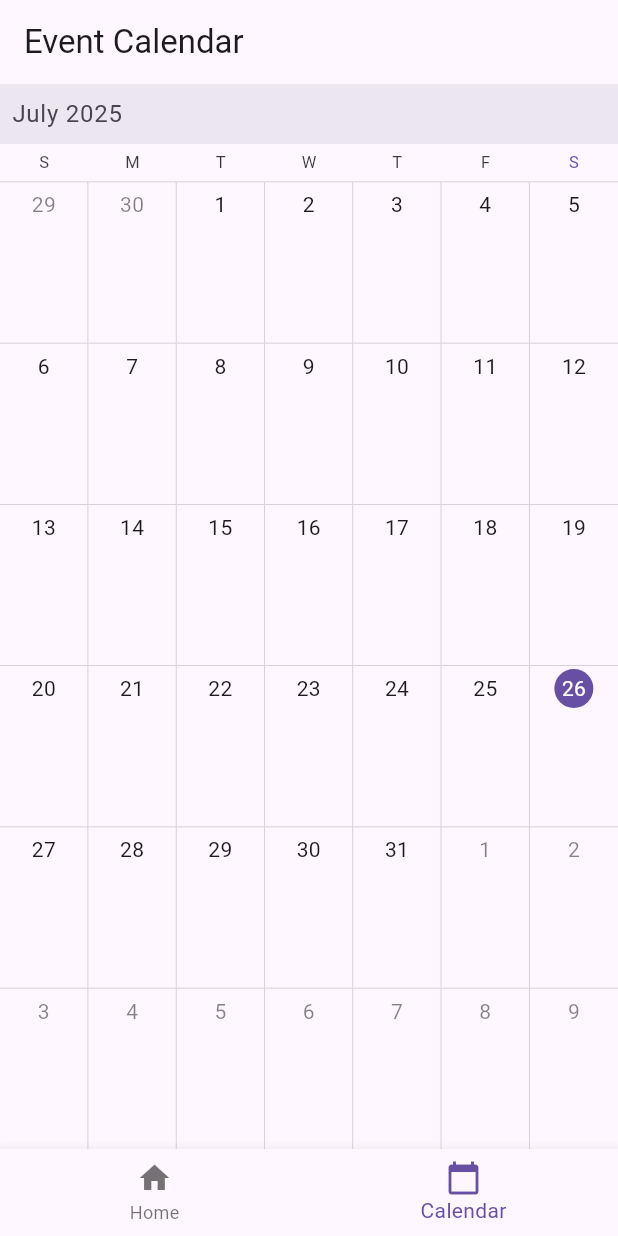
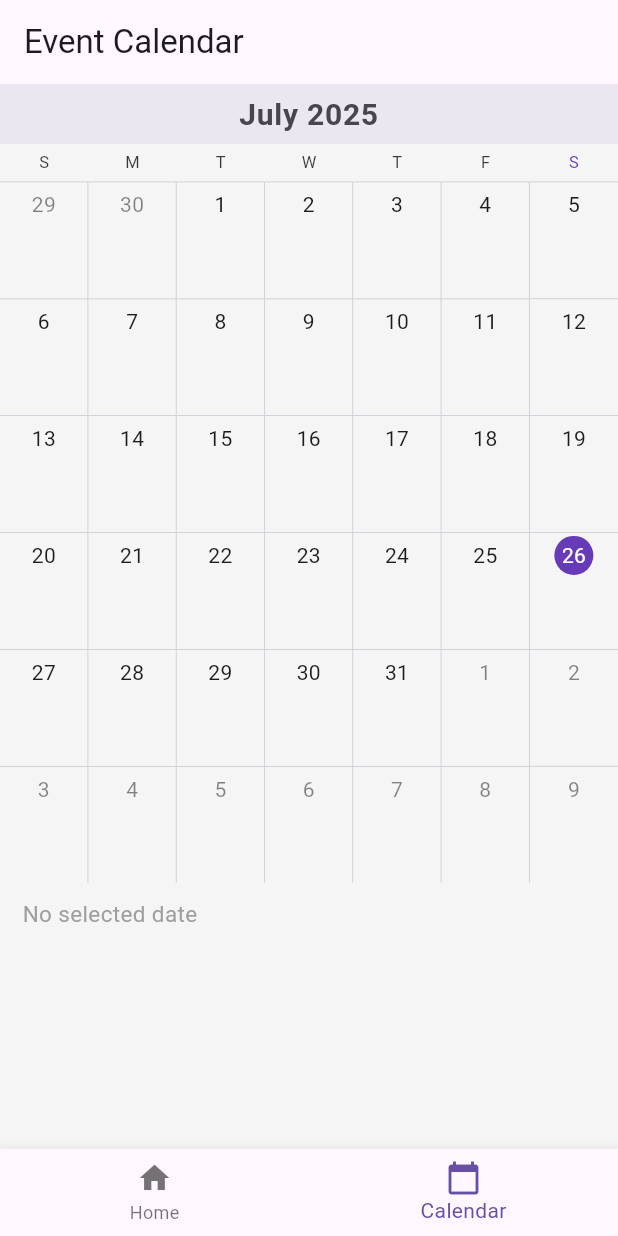
Before and after one commit to hadidi404/EventManager, a Flutter app: the screen it shows after launch, item 2 of the bottom bar chosen, on a phone screen of 412 x 824 dp. Run offline on Flutter 3.47's test engine with Material 3 defaults, Android fonts, the phone set to English and light mode, and no system bars; drawn by our look-alikes of syncfusion_flutter_calendar; our stand-ins replace csv, flutter_local_notifications, pdf, permission_handler, printing.

Commit message:
Improved the UI of the calendar page.

```diff
--- a/lib/event_calendar_page.dart
+++ b/lib/event_calendar_page.dart
@@ -26,12 +26,13 @@ class _EventCalendarPageState extends State<EventCalendarPage> {
           try {
             final dateTimeParts = event.dateTime.split(' ');
             final date = DateTime.parse(dateTimeParts[0]);
+
             final time = dateTimeParts.length > 1
                 ? TimeOfDay(
                     hour: int.parse(dateTimeParts[1].split(':')[0]),
                     minute: int.parse(dateTimeParts[1].split(':')[1]),
                   )
-                : const TimeOfDay(hour: 9, minute: 0); // default time
+                : const TimeOfDay(hour: 9, minute: 0);
 
             final start = DateTime(
               date.year,
@@ -40,13 +41,15 @@ class _EventCalendarPageState extends State<EventCalendarPage> {
               time.hour,
               time.minute,
             );
-            final end = start.add(const Duration(hours: 1)); // default duration
+            final end = start.add(const Duration(hours: 1));
 
             return Appointment(
               startTime: start,
               endTime: end,
               subject: event.name,
-              color: Colors.blue,
+              color: Colors.deepPurpleAccent,
+              startTimeZone: '',
+              endTimeZone: '',
             );
           } catch (e) {
             return null;
@@ -64,11 +67,25 @@ class _EventCalendarPageState extends State<EventCalendarPage> {
   Widget build(BuildContext context) {
     return Scaffold(
       appBar: AppBar(title: const Text("Event Calendar")),
+
       body: SfCalendar(
         view: CalendarView.month,
         dataSource: AppointmentDataSource(appointments),
+        todayHighlightColor: Colors.deepPurple,
+        backgroundColor: Colors.grey[100],
+        selectionDecoration: BoxDecoration(
+          color: Colors.deepPurple.withAlpha((0.2 * 255).toInt()),
+          border: Border.all(color: Colors.deepPurple),
+          borderRadius: BorderRadius.circular(4),
+        ),
+        headerStyle: const CalendarHeaderStyle(
+          textAlign: TextAlign.center,
+          textStyle: TextStyle(fontSize: 20, fontWeight: FontWeight.bold),
+        ),
         monthViewSettings: const MonthViewSettings(
           appointmentDisplayMode: MonthAppointmentDisplayMode.appointment,
+          showAgenda: true,
+          agendaItemHeight: 60,
         ),
       ),
     );
```
